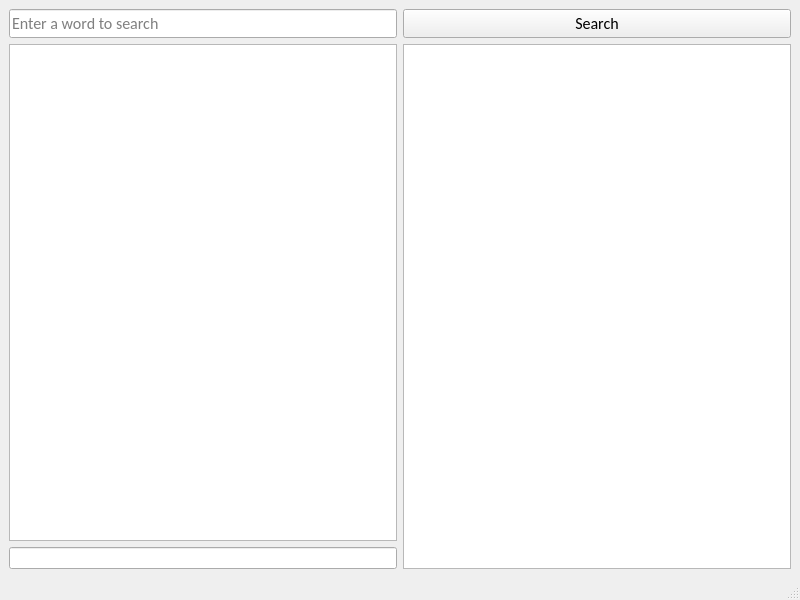
Old version of the form Source/mainwindow.ui in the repository sakky016/Dictionary.
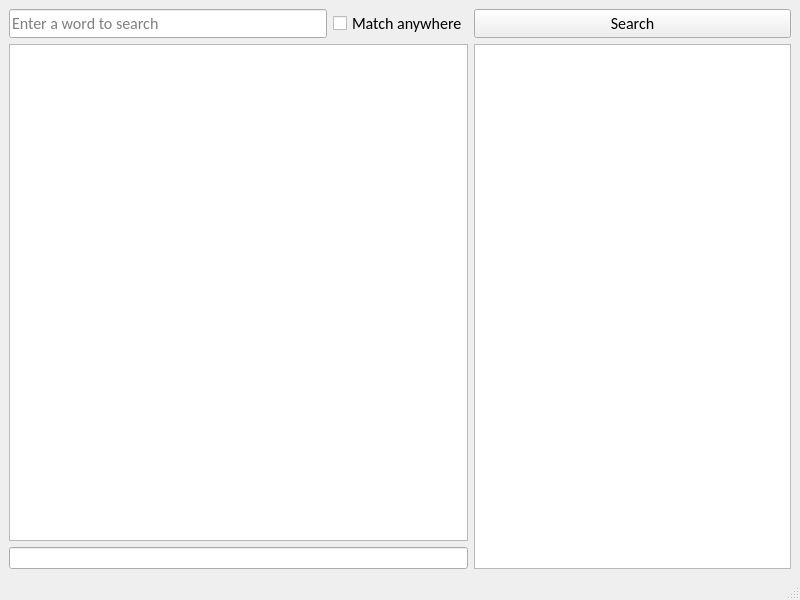
New version of the form.

Diff of the .ui file:
```diff
--- a/Source/mainwindow.ui
+++ b/Source/mainwindow.ui
@@ -15,14 +15,14 @@
   </property>
   <widget class="QWidget" name="centralwidget">
    <layout class="QGridLayout" name="gridLayout">
-    <item row="2" column="0">
+    <item row="2" column="0" colspan="2">
      <widget class="QLineEdit" name="opStatus">
       <property name="readOnly">
        <bool>true</bool>
       </property>
      </widget>
     </item>
-    <item row="1" column="1" rowspan="2">
+    <item row="1" column="2" rowspan="2">
      <widget class="QTextEdit" name="txtMeaning">
       <property name="font">
        <font>
@@ -32,19 +32,6 @@
       </property>
      </widget>
     </item>
-    <item row="0" column="1">
-     <widget class="QPushButton" name="btnSearch">
-      <property name="font">
-       <font>
-        <family>Calibri</family>
-        <pointsize>12</pointsize>
-       </font>
-      </property>
-      <property name="text">
-       <string>Search</string>
-      </property>
-     </widget>
-    </item>
     <item row="0" column="0">
      <widget class="QLineEdit" name="inpWord">
       <property name="font">
@@ -61,8 +48,38 @@
       </property>
      </widget>
     </item>
-    <item row="1" column="0">
-     <widget class="QListView" name="listWords"/>
+    <item row="1" column="0" colspan="2">
+     <widget class="QListView" name="listWords">
+      <property name="modelColumn">
+       <number>0</number>
+      </property>
+     </widget>
+    </item>
+    <item row="0" column="2">
+     <widget class="QPushButton" name="btnSearch">
+      <property name="font">
+       <font>
+        <family>Calibri</family>
+        <pointsize>12</pointsize>
+       </font>
+      </property>
+      <property name="text">
+       <string>Search</string>
+      </property>
+     </widget>
+    </item>
+    <item row="0" column="1">
+     <widget class="QCheckBox" name="chkUseRegex">
+      <property name="font">
+       <font>
+        <family>Calibri</family>
+        <pointsize>12</pointsize>
+       </font>
+      </property>
+      <property name="text">
+       <string>Match anywhere</string>
+      </property>
+     </widget>
     </item>
    </layout>
   </widget>
```
